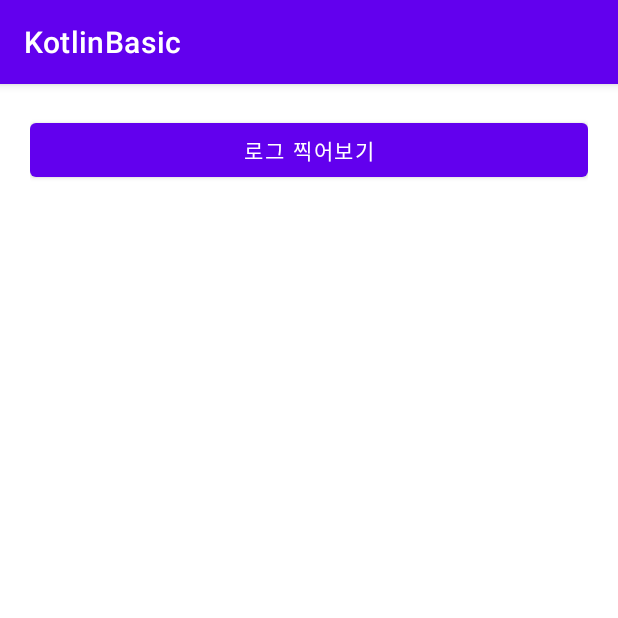
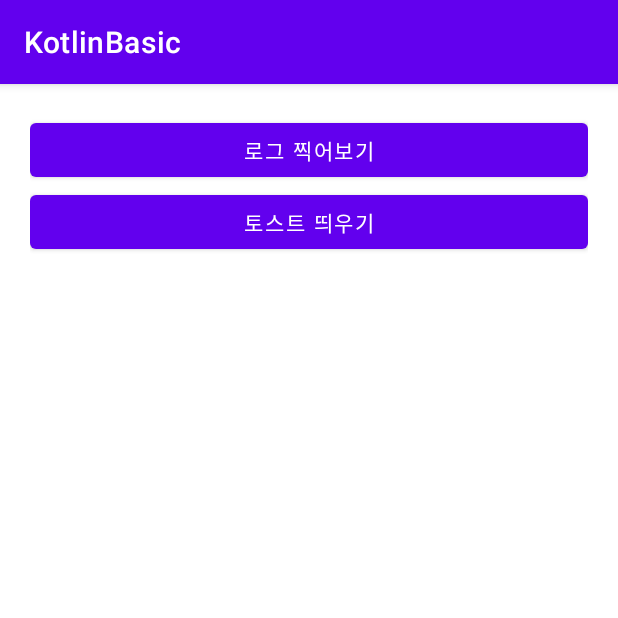
Before and after one commit to esmeontheblock/KotlinBasic, an Android app: the screen it shows after launch (MainActivity), after a tap on "로그 찍어보기", on a phone screen of 412 x 824 dp, the top half of it. Run offline under Robolectric (Android 15) with nearby library versions, the phone set to English and light mode, and no system bars.

Commit message:
toast를 자동완성해서 this, 띄울 문구 적어서 완성

```diff
--- a/app/src/main/java/com/example/kotlinbasic/MainActivity.kt
+++ b/app/src/main/java/com/example/kotlinbasic/MainActivity.kt
@@ -3,6 +3,7 @@ package com.example.kotlinbasic
 import androidx.appcompat.app.AppCompatActivity
 import android.os.Bundle
 import android.util.Log
+import android.widget.Toast
 import kotlinx.android.synthetic.main.activity_main.*
 
 class MainActivity : AppCompatActivity() {
@@ -18,7 +19,14 @@ class MainActivity : AppCompatActivity() {
 //            로그를 찍어보자
 
             Log.d( "메인화면", "로그 버튼 눌림" )
+            Log.e("메인화면", "e로 로그 찍어보기")
 
+        }
+
+        btnToast.setOnClickListener {
+
+//            토스트를 띄워보자
+            Toast.makeText(this, " 토스트 버튼 눌림", Toast.LENGTH_SHORT).show()
 
         }
     }
--- a/app/src/main/res/layout/activity_main.xml
+++ b/app/src/main/res/layout/activity_main.xml
@@ -15,4 +15,12 @@
         android:layout_height="wrap_content"
         android:text="로그 찍어보기"/>
 
+    <Button
+        android:id="@+id/btnToast"
+        android:layout_width="match_parent"
+        android:layout_height="wrap_content"
+        android:text="토스트 띄우기"/>
+
+
+
 </LinearLayout>
```
